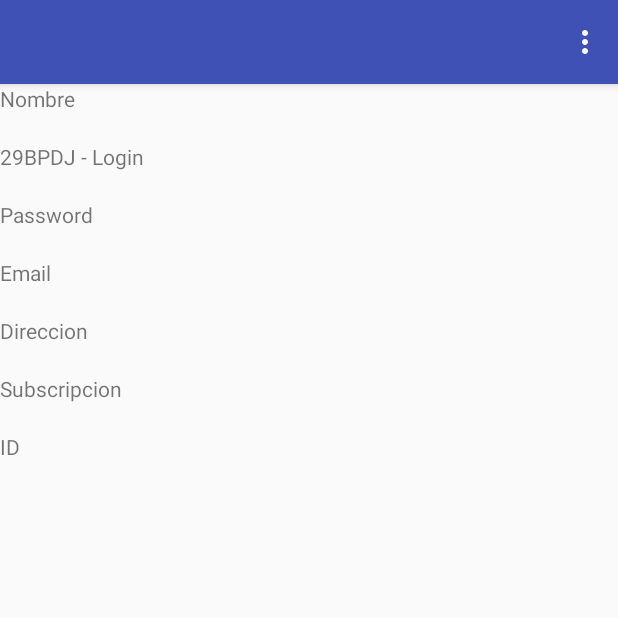
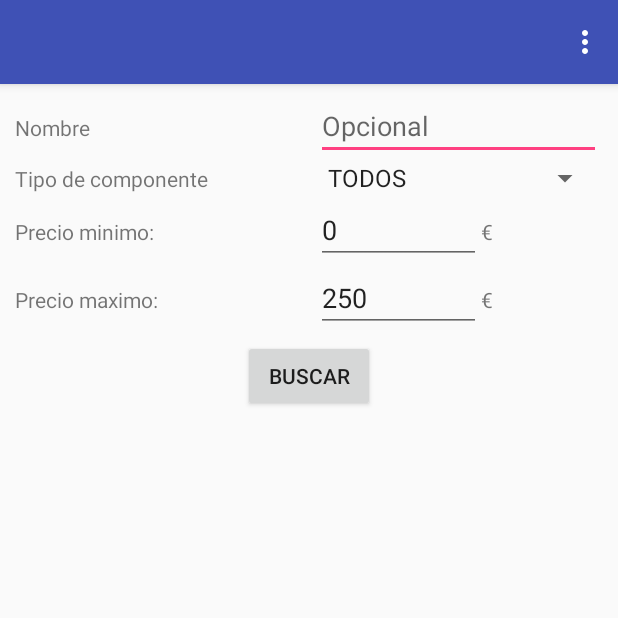
Before and after one commit to Daleier/Proyecto1EvaMobiles, an Android app: the BusquedaComponentes screen opened directly, with no data from a screen before it, on a phone screen of 412 x 824 dp, the top half of it. Run offline under Robolectric (Android 15) with nearby library versions, the phone set to English and light mode, and no system bars; 1 statement that could not run was skipped.

Commit message:
Pantalla de busqueda

```diff
--- a/app/src/main/java/com/example/dam203/proyecto1eva/aplicacion/BusquedaComponentes.java
+++ b/app/src/main/java/com/example/dam203/proyecto1eva/aplicacion/BusquedaComponentes.java
@@ -3,8 +3,13 @@ package com.example.dam203.proyecto1eva.aplicacion;
 import android.content.Intent;
 import android.os.Bundle;
 import android.support.v7.app.AppCompatActivity;
+import android.util.Log;
 import android.view.Menu;
 import android.view.MenuItem;
+import android.view.View;
+import android.widget.Button;
+import android.widget.EditText;
+import android.widget.Spinner;
 
 import com.example.dam203.proyecto1eva.R;
 
@@ -14,7 +19,15 @@ import com.example.dam203.proyecto1eva.R;
 
 public class BusquedaComponentes extends AppCompatActivity {
     Usuario usr;
-
+    public final static String CONSULTA = "consulta";
+    Spinner tipo_componente;
+    EditText nombre_componente;
+    EditText precio_min;
+    EditText precio_max;
+    String nombre = "TODOS";
+    String tipo;
+    double minimo = 0;
+    double maximo = 2500;
     @Override
     protected void onCreate(Bundle savedInstanceState) {
         super.onCreate(savedInstanceState);
@@ -25,6 +38,27 @@ public class BusquedaComponentes extends AppCompatActivity {
         String nuevoTitulo= getString(R.string.identificador)
                 +": "+usr.getNombre();
         setTitle(nuevoTitulo);
+        inicializarVariables();
+        gestionEventos();
+    }
+
+    private void inicializarVariables() {
+        tipo_componente =  findViewById(R.id.spinner_tipo);
+        nombre_componente =  findViewById(R.id.nombre_componente);
+        precio_min =  findViewById(R.id.precio_min);
+        precio_max =  findViewById(R.id.precio_max);
+    }
+
+    void gestionEventos() {
+        Button btn_buscar = findViewById(R.id.buscar);
+        btn_buscar.setOnClickListener(new View.OnClickListener() {
+            @Override
+            public void onClick(View view) {
+                if(validar()){
+                    buscarVuelos(nombre, tipo, minimo, maximo);
+                }
+            }
+        });
     }
 
     @Override
@@ -56,5 +90,53 @@ public class BusquedaComponentes extends AppCompatActivity {
         return true;
     }
 
+    private boolean validar(){
+        String nombre = nombre_componente.getText().toString().trim();
+        try {
+            minimo = Double.parseDouble(precio_min.getText().toString().trim());
+            maximo = Double.parseDouble(precio_max.getText().toString().trim());
+        }catch (Exception ex){
+            //TODO dialogo error conversion
+            return false;
+        }
+        if(minimo>maximo){
+            //TODO error precio minimo mayor que maximo
+            return false;
+        }
+        tipo = tipo_componente.getSelectedItem().toString();
+        return true;
+    }
+
+    void buscarVuelos(String nombre, String tipo, Double minimo, Double maximo) {
+        /*Es necesario añadir a la consulta un campo _id para poder construir
+        * en ResultadoBusqueda un ListAdapter directametne a partir del
+        * resultado de la consulta*/
+        String query = "";
+        //TODO añadir consultas a querys
+        if(nombre.isEmpty()){ //busqueda sin nombre
+            if(tipo.equalsIgnoreCase("TODOS")){
+                query ="";
+            }else{
+                query = "";
+            }
+        }else{ //busqueda con nombre
+            if(tipo.equalsIgnoreCase("TODOS")){
+                query ="";
+            }else{
+                query = "";
+            }
+
+        }
+
+        Log.d("DEPURACIÓN", "Consulta: " + query);
+        //Ir a la Activity Resultado de la búsqueda. No se finaliza BusquedaComponentes.
+        Intent intent = new Intent(this, ResultadoBusqueda.class);
+        intent.putExtra(CONSULTA, query);
+
+        startActivity(intent);
+    }
+
+
+
 
 }
--- a/app/src/main/java/com/example/dam203/proyecto1eva/aplicacion/MainActivity.java
+++ b/app/src/main/java/com/example/dam203/proyecto1eva/aplicacion/MainActivity.java
@@ -68,7 +68,6 @@ public class MainActivity extends AppCompatActivity {
             outputstream.close();
             Toast.makeText(getApplicationContext(),R.string.toast_bd_copiada, Toast.LENGTH_LONG).show();
         } catch (IOException e) {
-            // TODO Auto-generated catch block
             e.printStackTrace();
         }
     }
--- a/app/src/main/java/com/example/dam203/proyecto1eva/aplicacion/NuevoUsuario.java
+++ b/app/src/main/java/com/example/dam203/proyecto1eva/aplicacion/NuevoUsuario.java
@@ -62,7 +62,6 @@ public class NuevoUsuario extends AppCompatActivity {
     void xestionarEventos() {
         Button btnNuevoUsuario = findViewById(R.id.crear_usuario);
         btnNuevoUsuario.setOnClickListener(new View.OnClickListener() {
-
             @Override
             public void onClick(View v) {
                 String nombre = ((EditText) findViewById(R.id.registro_nombre)).getText().toString().trim();
--- a/app/src/main/res/layout/activity_buscar_componentes.xml
+++ b/app/src/main/res/layout/activity_buscar_componentes.xml
@@ -2,88 +2,80 @@
 <RelativeLayout xmlns:android="http://schemas.android.com/apk/res/android"
     android:layout_width="match_parent"
     android:layout_height="match_parent">
+
+    <TableLayout
+        android:layout_width="match_parent"
+        android:layout_height="wrap_content"
+        android:stretchColumns="*"
+        android:id="@+id/table_layout"
+        android:layout_marginHorizontal="@dimen/activity_horizontal_margin"
+        android:layout_marginVertical="@dimen/activity_vertical_margin">
+        <TableRow>
             <TextView
+                android:text="@string/busqueda_nombre"/>
+
+            <EditText
+                android:id="@+id/nombre_componente"
+                android:imeOptions="actionDone"
+                android:layout_span="2"
+                android:hint="@string/opcional"
+                />
+        </TableRow>
+
+        <TableRow>
+            <TextView
+                android:text="@string/tipo_de_componente"
+                />
+
+            <Spinner
+                android:layout_span="2"
                 android:layout_width="wrap_content"
                 android:layout_height="wrap_content"
-        android:id="@+id/view_nombre"
-        android:text="@string/nombre"/>
+                android:id="@+id/spinner_tipo"
+                android:entries="@array/tipo"
+                android:spinnerMode="dialog"/>
+        </TableRow>
+
+        <TableRow>
             <TextView
-        android:layout_width="match_parent"
-        android:layout_height="wrap_content"
-        android:id="@+id/nombre"
-        android:layout_below="@id/view_nombre"/>
+                android:text="@string/precio_min"
+                />
+
+            <EditText
+                android:id="@+id/precio_min"
+                android:text="0"
+                android:inputType="numberDecimal"
+                android:imeOptions="actionNext"/>
 
             <TextView
+                android:text="@string/moneda"/>
+        </TableRow>
+
+        <TableRow>
+            <TextView
+                android:text="@string/precio_max"/>
+
+            <EditText
+                android:id="@+id/precio_max"
+                android:text="250"
+                android:inputType="numberDecimal"
+                android:imeOptions="actionDone"
+                />
+
+            <TextView
+                android:text="@string/moneda"/>
+        </TableRow>
+
+    </TableLayout>
+
+    <Button
         android:layout_width="wrap_content"
         android:layout_height="wrap_content"
-        android:layout_below="@id/nombre"
-        android:id="@+id/view_login"
-        android:text="@string/login"/>
-    <TextView
-        android:layout_width="match_parent"
-        android:layout_height="wrap_content"
-        android:id="@+id/login"
-        android:layout_below="@id/view_login"/>
+        android:id="@+id/buscar"
+        android:layout_below="@id/table_layout"
+        android:layout_centerHorizontal="true"
+        android:text="@string/buscar"/>
 
 
-    <TextView
-        android:layout_width="wrap_content"
-        android:layout_height="wrap_content"
-        android:id="@+id/view_password"
-        android:text="@string/password"
-        android:layout_below="@id/login"/>
-    <TextView
-        android:layout_width="match_parent"
-        android:layout_height="wrap_content"
-        android:id="@+id/password"
-        android:layout_below="@id/view_password"/>
-
-    <TextView
-        android:layout_width="wrap_content"
-        android:layout_height="wrap_content"
-        android:id="@+id/view_email"
-        android:text="@string/email"
-        android:layout_below="@id/password"/>
-    <TextView
-        android:layout_width="match_parent"
-        android:layout_height="wrap_content"
-        android:id="@+id/email"
-        android:layout_below="@id/view_email"/>
-
-    <TextView
-        android:layout_width="wrap_content"
-        android:layout_height="wrap_content"
-        android:id="@+id/view_direccion"
-        android:text="@string/direccion"
-        android:layout_below="@id/email"/>
-    <TextView
-        android:layout_width="match_parent"
-        android:layout_height="wrap_content"
-        android:id="@+id/direccion"
-        android:layout_below="@id/view_direccion"/>
-
-    <TextView
-        android:layout_width="wrap_content"
-        android:layout_height="wrap_content"
-        android:id="@+id/view_subscripcion"
-        android:text="@string/subscripcion"
-        android:layout_below="@id/direccion"/>
-    <TextView
-        android:layout_width="match_parent"
-        android:layout_height="wrap_content"
-        android:id="@+id/subscripcion"
-        android:layout_below="@id/view_subscripcion"/>
-
-    <TextView
-        android:layout_width="wrap_content"
-        android:layout_height="wrap_content"
-        android:id="@+id/view_id"
-        android:text="@string/id"
-        android:layout_below="@id/subscripcion"/>
-    <TextView
-        android:layout_width="match_parent"
-        android:layout_height="wrap_content"
-        android:id="@+id/usr_id"
-        android:layout_below="@id/view_id"/>
 
 </RelativeLayout>
--- a/app/src/main/res/values/array_paises.xml
+++ b/app/src/main/res/values/array_spinner.xml
@@ -7,4 +7,10 @@
         <item>UK</item>
         <item>Otro</item>
     </string-array>
+
+    <string-array name="tipo">
+        <item>TODOS</item>
+        <item>CPU</item>
+        <item>GPU</item>
+    </string-array>
 </resources>
--- a/app/src/main/res/values/dimens.xml
+++ b/app/src/main/res/values/dimens.xml
@@ -2,4 +2,6 @@
 <resources>
     <dimen name="edit_text_login">250sp</dimen>
     <dimen name="login_bttn_margin">35sp</dimen>
+    <dimen name="activity_horizontal_margin">10sp</dimen>
+    <dimen name="activity_vertical_margin">5sp</dimen>
 </resources>
--- a/app/src/main/res/values/strings.xml
+++ b/app/src/main/res/values/strings.xml
@@ -33,4 +33,11 @@
     <string name="cerrar_sesion">Cerrar sesión</string>
     <string name="titulo_usuario_existente">Usuario ya existe</string>
     <string name="usuario_existente">El usuario que has introducido ya existe.</string>
+    <string name="tipo_de_componente">Tipo de componente</string>
+    <string name="busqueda_nombre">Nombre</string>
+    <string name="precio_min">Precio minimo:</string>
+    <string name="precio_max">Precio maximo:</string>
+    <string name="moneda">€</string>
+    <string name="buscar">Buscar</string>
+    <string name="opcional">Opcional</string>
 </resources>
```
Also changed, not shown: app/src/main/java/com/example/dam203/proyecto1eva/aplicacion/Appcomponentes.java (+2 -9 lines), app/src/main/java/com/example/dam203/proyecto1eva/aplicacion/ResultadoBusqueda.java (added, +69 -0 lines), app/src/main/java/com/example/dam203/proyecto1eva/aplicacion/Validacion.java (deleted, +0 -9 lines), app/src/main/res/layout/activity_resultado_busqueda.xml (added, +45 -0 lines), app/src/main/res/layout/layout_elemento_lista_resultado.xml (added, +81 -0 lines). Lines whose indentation alone changed are shown as unchanged.
